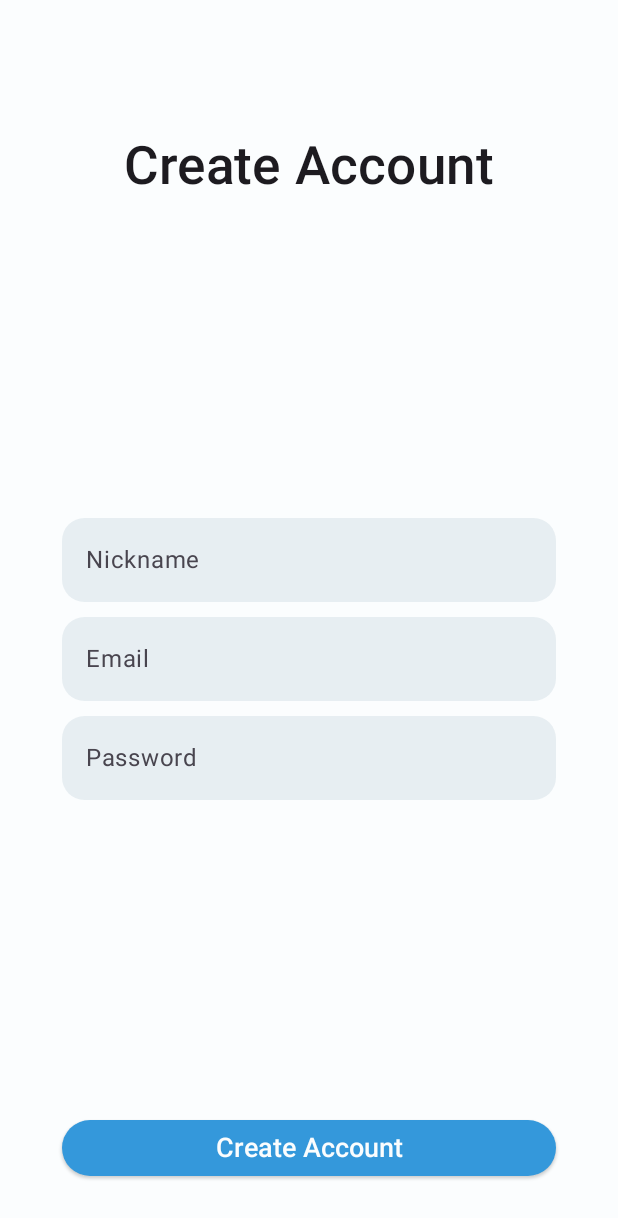
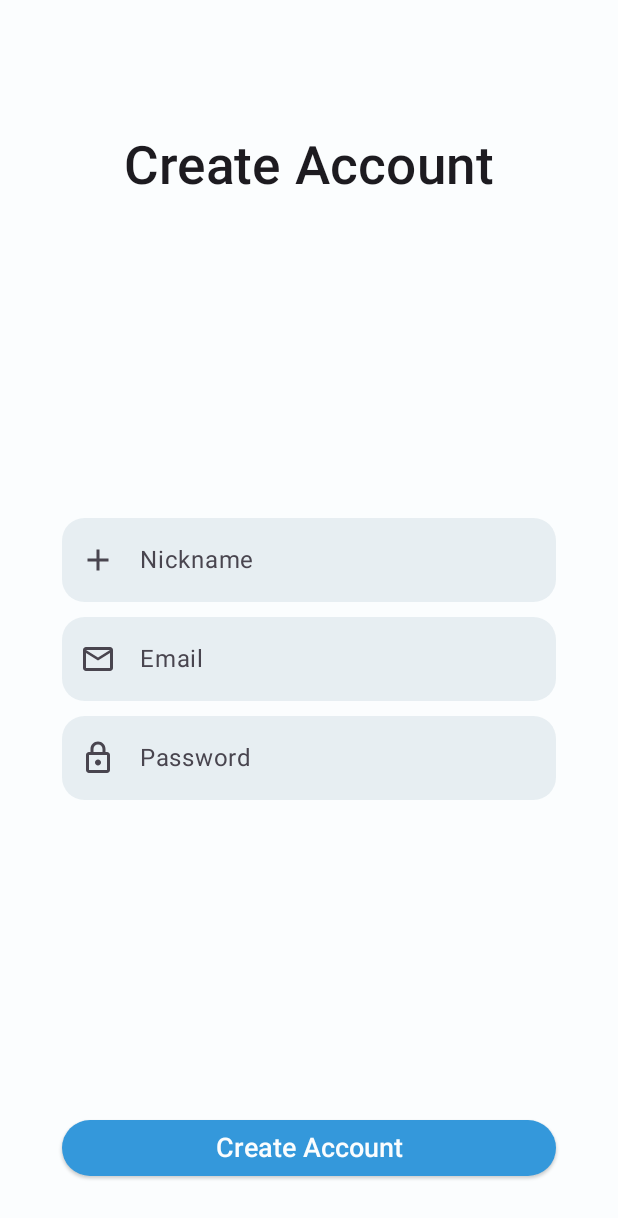
Before and after one commit to ShemLeon/GeoQuiz, an Android app built with Jetpack Compose: the RegisterScreen screen opened through its navigation route, on a phone screen of 412 x 824 dp. Shown: the top 1218 px of the screen. Run offline under Robolectric (Android 15) with nearby library versions, the phone set to English and light mode, and no system bars; our stand-ins replace Dagger/Hilt's generated code, Firebase (no records; nobody signed in at launch, a user with empty details on screens opened directly).

Commit message:
leading icons login / create ac

```diff
--- a/app/src/main/java/com/leoevg/geoquiz/screens/register/RegisterScreen.kt
+++ b/app/src/main/java/com/leoevg/geoquiz/screens/register/RegisterScreen.kt
@@ -10,10 +10,16 @@ import androidx.compose.foundation.layout.padding
 import androidx.compose.foundation.shape.RoundedCornerShape
 import androidx.compose.foundation.text.BasicText
 import androidx.compose.foundation.text.TextAutoSize
+import androidx.compose.material.icons.Icons
+import androidx.compose.material.icons.outlined.Add
+import androidx.compose.material.icons.outlined.Email
+import androidx.compose.material.icons.outlined.Face
+import androidx.compose.material.icons.outlined.Lock
 import androidx.compose.material3.Button
 import androidx.compose.material3.ButtonDefaults
 import androidx.compose.material3.Card
 import androidx.compose.material3.CardDefaults
+import androidx.compose.material3.Icon
 import androidx.compose.material3.MaterialTheme
 import androidx.compose.material3.OutlinedTextField
 import androidx.compose.material3.OutlinedTextFieldDefaults
@@ -36,6 +42,7 @@ import com.leoevg.geoquiz.navigation.NavigationPaths
 import com.leoevg.geoquiz.ui.components.LoadingDialog
 import kotlin.Unit
 import androidx.compose.runtime.getValue
+import androidx.compose.ui.graphics.vector.rememberVectorPainter
 import androidx.compose.ui.platform.LocalConfiguration
 import androidx.compose.ui.text.TextStyle
 import androidx.compose.ui.text.style.TextAlign
@@ -116,7 +123,13 @@ fun RegisterScreenContent(
                     errorContainerColor = MaterialTheme.colorScheme.secondary,
                     // unfocusedContainerColor = BlueGrey
                     unfocusedContainerColor = MaterialTheme.colorScheme.secondary,
-                )
+                ),
+                leadingIcon = {
+                    Icon(
+                        painter = rememberVectorPainter(image = Icons.Outlined.Add),
+                        contentDescription = "nickname"
+                    )
+                },
             )
             OutlinedTextField(
                 modifier = Modifier
@@ -134,7 +147,13 @@ fun RegisterScreenContent(
                     errorContainerColor = MaterialTheme.colorScheme.secondary,
                     // unfocusedContainerColor = BlueGrey
                     unfocusedContainerColor = MaterialTheme.colorScheme.secondary,
-                )
+                ),
+                leadingIcon = {
+                    Icon(
+                        painter = rememberVectorPainter(image = Icons.Outlined.Email),
+                        contentDescription = "Email"
+                    )
+                },
             )
             OutlinedTextField(
                 modifier = Modifier
@@ -153,7 +172,13 @@ fun RegisterScreenContent(
                     errorContainerColor = MaterialTheme.colorScheme.secondary,
                     // unfocusedContainerColor = BlueGrey
                     unfocusedContainerColor = MaterialTheme.colorScheme.secondary,
-                )
+                ),
+                leadingIcon = {
+                    Icon(
+                        painter = rememberVectorPainter(image = Icons.Outlined.Lock),
+                        contentDescription = "password"
+                    )
+                },
             )
         }
         Column (
```
Also changed, not shown: app/src/main/java/com/leoevg/geoquiz/screens/login/LoginScreen.kt (+20 -2 lines).
